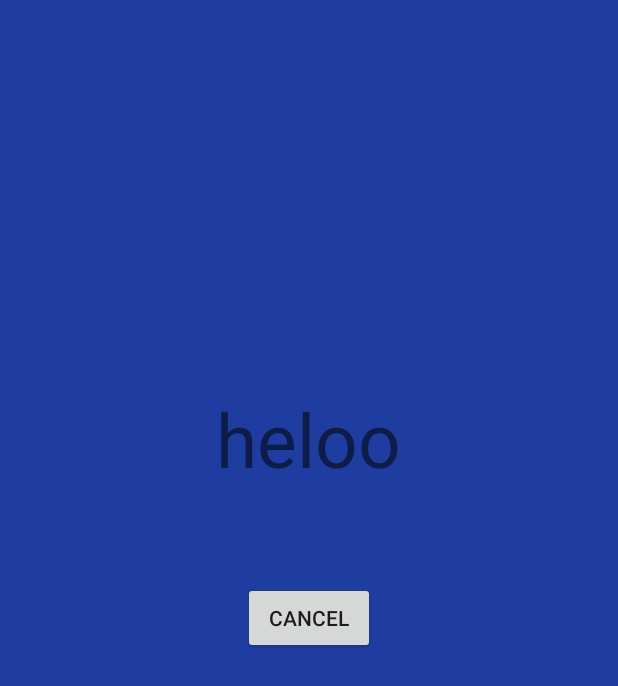
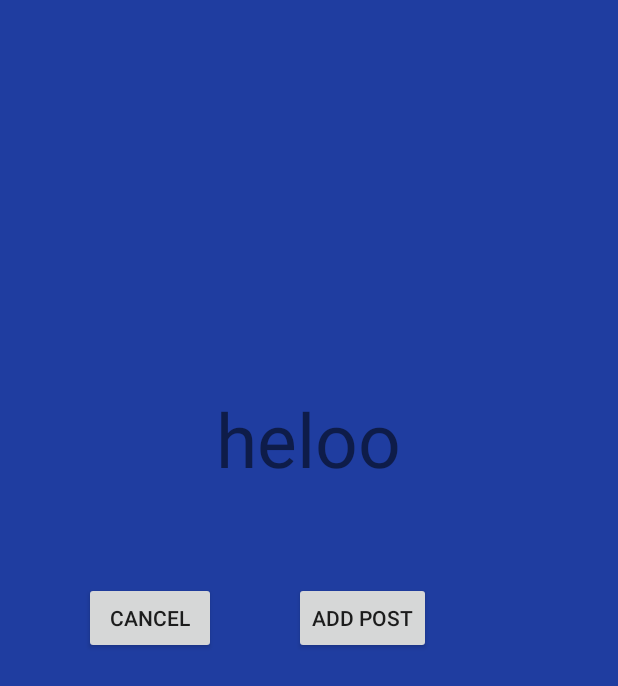
Before and after one commit to jdavey1996/Noticeboard-Android-App, an Android app: the layout activity_add_post.xml on its own in the app's theme, with its tools: preview values and no code run, on a phone screen of 412 x 824 dp. Shown: the top 686 px of the screen. Run offline under Robolectric (Android 15) with nearby library versions, the phone set to English and light mode, and no system bars.

Commit message:
Add posts to dashboard
Added a new php script to post test posts to a new table within the
database. This allows the user to click the add post button when the
popup activity starts, adding data to the database. This uses the same
class functionality as logging in and registering.

```diff
--- a/app/src/main/java/com/josh_davey/noticeboardapp/LoginActivity.java
+++ b/app/src/main/java/com/josh_davey/noticeboardapp/LoginActivity.java
@@ -36,6 +36,6 @@ public class LoginActivity extends AppCompatActivity {
 
         //The DbCom class is executed, using the two user input strings.
         DbCom login = new DbCom(this);
-        login.execute("login", LoginUsername, LoginPassword);
+        login.execute("login", LoginUsername, LoginPassword, null, null);
     }
 }
--- a/app/src/main/java/com/josh_davey/noticeboardapp/Posts.java
+++ b/app/src/main/java/com/josh_davey/noticeboardapp/Posts.java
@@ -6,14 +6,15 @@ public class Posts {
     public String postUser;
     public String postDesc;
 
-    public Posts(String postNum, String postName, String postUser, String postDesc)
+    //Set posts
+    public Posts(String postName, String postUser, String postDesc)
     {
-        this.postNum = postNum;
         this.postName = postName;
         this.postUser = postUser;
         this.postDesc = postDesc;
     }
 
+    //Get posts
     public String getPostNum() {
         return postNum;
     }
--- a/app/src/main/java/com/josh_davey/noticeboardapp/RegisterActivity.java
+++ b/app/src/main/java/com/josh_davey/noticeboardapp/RegisterActivity.java
@@ -54,7 +54,7 @@ public class RegisterActivity extends Activity {
         else
         {
             DbCom register = new DbCom(this);
-            register.execute("register", RegUsername, RegPassword);
+            register.execute("register", RegUsername, RegPassword, null, null);
         }
     }
 }
--- a/app/src/main/res/layout/activity_add_post.xml
+++ b/app/src/main/res/layout/activity_add_post.xml
@@ -13,9 +13,10 @@
         android:layout_height="wrap_content"
         android:text="Cancel"
         android:id="@+id/cancelBtn"
+        android:onClick="cancelNewPost"
         android:layout_centerVertical="true"
-        android:onClick="cancelNewPost"
-        android:layout_centerHorizontal="true" />
+        android:layout_toLeftOf="@+id/helloTxt"
+        android:layout_toStartOf="@+id/helloTxt" />
 
     <TextView
         android:layout_width="wrap_content"
@@ -27,4 +28,16 @@
         android:layout_marginBottom="62dp"
         android:textSize="50dp" />
 
+    <Button
+        android:layout_width="wrap_content"
+        android:layout_height="wrap_content"
+        android:text="Add Post"
+        android:id="@+id/addPostBtn"
+        android:layout_alignTop="@+id/cancelBtn"
+        android:layout_alignLeft="@+id/helloTxt"
+        android:layout_alignStart="@+id/helloTxt"
+        android:layout_marginLeft="52dp"
+        android:layout_marginStart="52dp"
+        android:onClick="addNewPost" />
+
 </RelativeLayout>
```
Also changed, not shown: app/src/main/java/com/josh_davey/noticeboardapp/AddPostActivity.java (+14 -0 lines), app/src/main/java/com/josh_davey/noticeboardapp/DashboardActivity.java (+5 -2 lines), app/src/main/java/com/josh_davey/noticeboardapp/DbCom.java (+58 -1 lines), 1 other file.
